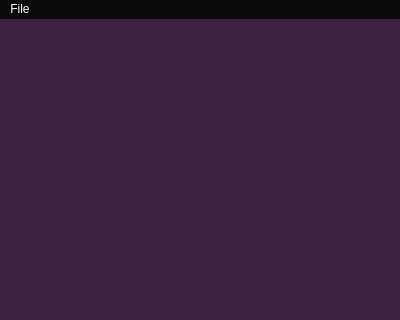
This is mainwindow.ui in chux0519/c8-emu as Qt 5 draws it before an edit. The edited form follows.
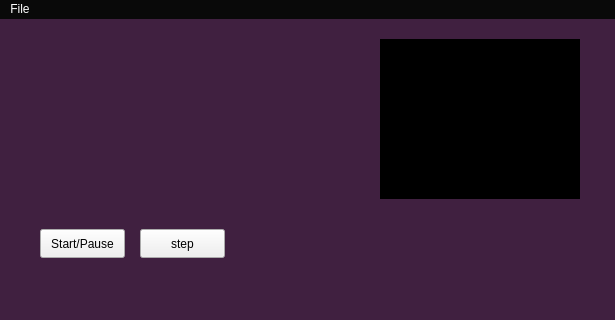
This is the edited form.

Commit message:
feat: add buttons
- start/pause button
- step in button

```diff
--- a/mainwindow.ui
+++ b/mainwindow.ui
@@ -6,7 +6,7 @@
    <rect>
     <x>0</x>
     <y>0</y>
-    <width>400</width>
+    <width>615</width>
     <height>320</height>
    </rect>
   </property>
@@ -33,14 +33,55 @@
      </rect>
     </property>
    </widget>
+   <widget class="QPushButton" name="startBtn">
+    <property name="geometry">
+     <rect>
+      <x>40</x>
+      <y>210</y>
+      <width>85</width>
+      <height>29</height>
+     </rect>
+    </property>
+    <property name="text">
+     <string>Start/Pause</string>
+    </property>
+   </widget>
+   <widget class="QPushButton" name="stepBtn">
+    <property name="geometry">
+     <rect>
+      <x>140</x>
+      <y>210</y>
+      <width>85</width>
+      <height>29</height>
+     </rect>
+    </property>
+    <property name="text">
+     <string>step</string>
+    </property>
+   </widget>
+   <widget class="QListView" name="memView">
+    <property name="geometry">
+     <rect>
+      <x>380</x>
+      <y>20</y>
+      <width>200</width>
+      <height>160</height>
+     </rect>
+    </property>
+    <property name="styleSheet">
+     <string notr="true">QListView {
+background-color: rgb(0, 0, 0);
+}</string>
+    </property>
+   </widget>
   </widget>
   <widget class="QMenuBar" name="menuBar">
    <property name="geometry">
     <rect>
      <x>0</x>
      <y>0</y>
-     <width>400</width>
-     <height>22</height>
+     <width>615</width>
+     <height>25</height>
     </rect>
    </property>
    <widget class="QMenu" name="menuFile">
```
The commit also changes 3 other files.
